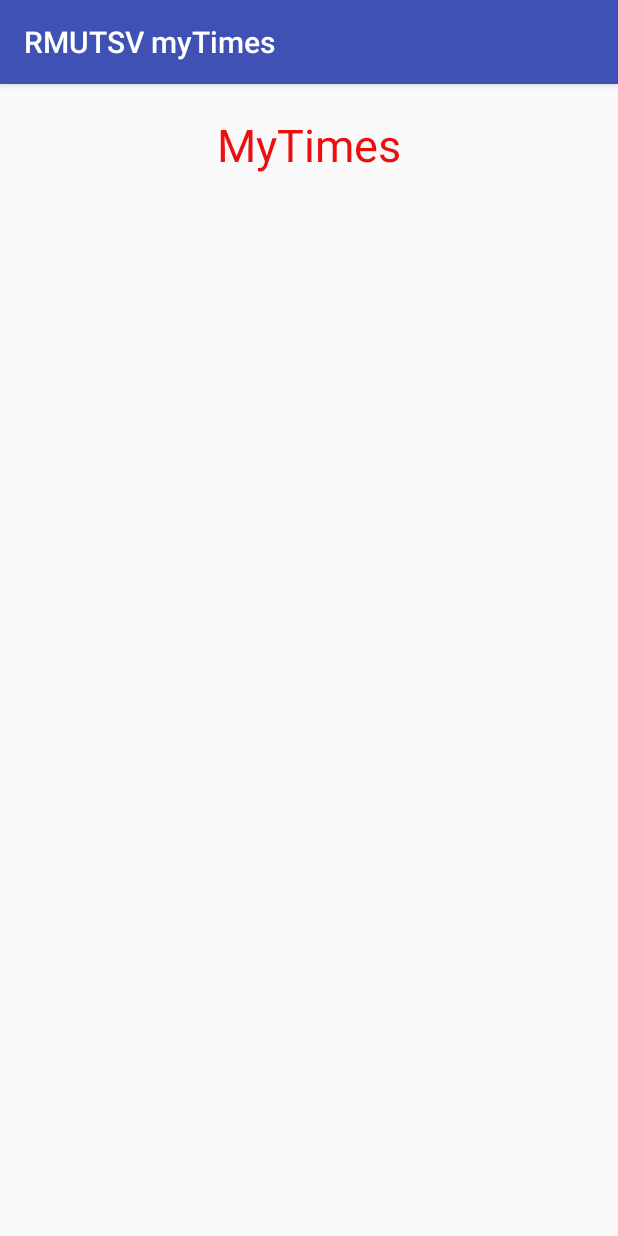
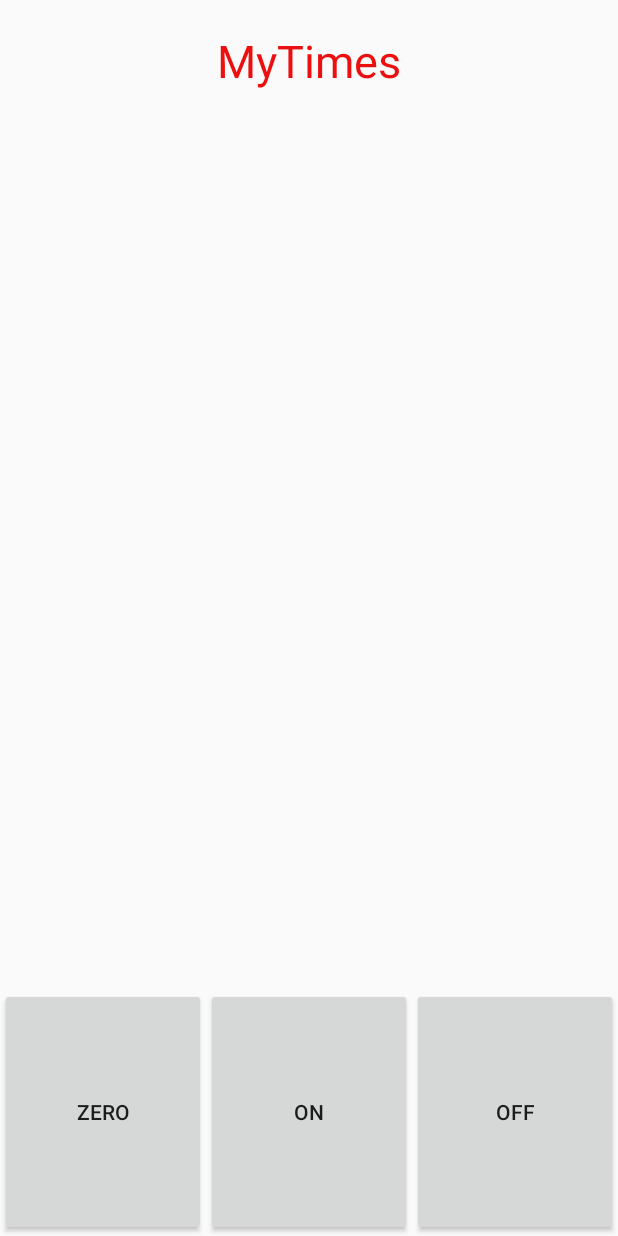
Before and after one commit to SupawadeeMakon/RMUTSVmyTimes, an Android app: the screen it shows after launch (MainActivity), on a phone screen of 412 x 824 dp. Run offline under Robolectric (Android 15) with nearby library versions, the phone set to English and light mode, and no system bars; our stand-ins replace Firebase (no records; nobody signed in at launch, a user with empty details on screens opened directly); 1 statement that could not run was skipped.

Commit message:
Design Ui Controller Success

```diff
--- a/app/src/main/java/piw/rmutsv/ac/th/rmutsvmytimes/MainActivity.java
+++ b/app/src/main/java/piw/rmutsv/ac/th/rmutsvmytimes/MainActivity.java
@@ -3,6 +3,7 @@ package piw.rmutsv.ac.th.rmutsvmytimes;
 import android.support.v7.app.AppCompatActivity;
 import android.os.Bundle;
 
+import piw.rmutsv.ac.th.rmutsvmytimes.fragment.ControllerFragment;
 import piw.rmutsv.ac.th.rmutsvmytimes.fragment.Mainfragment;
 
 public class MainActivity extends AppCompatActivity {
@@ -15,8 +16,17 @@ public class MainActivity extends AppCompatActivity {
 
 //        Add Fragment of Activity
         if (savedInstanceState==null) {
+
+
+//            for MainFragment
             getSupportFragmentManager().beginTransaction()
                     .add(R.id.contentMainFragment, new Mainfragment())
+                    .commit();
+
+//            for ControllerFragment
+
+            getSupportFragmentManager().beginTransaction()
+                    .add(R.id.contentControllerFragment, new ControllerFragment())
                     .commit();
 
         }
--- /dev/null
+++ b/app/src/main/java/piw/rmutsv/ac/th/rmutsvmytimes/fragment/ControllerFragment.java
@@ -0,0 +1,24 @@
+package piw.rmutsv.ac.th.rmutsvmytimes.fragment;
+
+import android.os.Bundle;
+import android.support.annotation.Nullable;
+import android.support.v4.app.Fragment;
+import android.view.LayoutInflater;
+import android.view.View;
+import android.view.ViewGroup;
+
+import piw.rmutsv.ac.th.rmutsvmytimes.R;
+
+/**
+ * Created by macbookpro on 1/25/2018 AD.
+ */
+
+public class ControllerFragment extends Fragment{
+    @Nullable
+    @Override
+    public View onCreateView(LayoutInflater inflater, @Nullable ViewGroup container, @Nullable Bundle savedInstanceState) {
+        View view = inflater.inflate(R.layout.fragment_controller, container, false);
+
+        return view;
+    }
+}//Main Class
--- a/app/src/main/res/layout/activity_main.xml
+++ b/app/src/main/res/layout/activity_main.xml
@@ -1,5 +1,6 @@
 <?xml version="1.0" encoding="utf-8"?>
-<android.support.constraint.ConstraintLayout xmlns:android="http://schemas.android.com/apk/res/android"
+<LinearLayout xmlns:android="http://schemas.android.com/apk/res/android"
+    android:orientation="vertical"
     xmlns:app="http://schemas.android.com/apk/res-auto"
     xmlns:tools="http://schemas.android.com/tools"
     android:layout_width="match_parent"
@@ -7,10 +8,19 @@
     tools:context="piw.rmutsv.ac.th.rmutsvmytimes.MainActivity">
 
 
-    <!--Content of Fragmnet-->
+    <!--Content of Fragmnet Main-->
     <FrameLayout
+        android:layout_weight="4"
         android:id="@+id/contentMainFragment"
         android:layout_width="match_parent"
-        android:layout_height="match_parent"></FrameLayout>
+        android:layout_height="0dp"/>
 
-</android.support.constraint.ConstraintLayout>
+    <!--Content of Fragment Controller-->
+    <FrameLayout
+        android:id="@+id/contentControllerFragment"
+        android:layout_weight="1"
+        android:layout_width="match_parent"
+        android:layout_height="0dp"/>
+
+
+</LinearLayout>
--- /dev/null
+++ b/app/src/main/res/layout/fragment_controller.xml
@@ -0,0 +1,32 @@
+<?xml version="1.0" encoding="utf-8"?>
+<LinearLayout xmlns:android="http://schemas.android.com/apk/res/android"
+    android:layout_width="match_parent"
+    android:layout_height="match_parent"
+    android:orientation="horizontal">
+
+    <!--Set Zero-->
+    <Button
+        android:id="@+id/Zero"
+        android:text="Zero"
+        android:layout_weight="1"
+        android:layout_width="0dp"
+        android:layout_height="match_parent" />
+
+    <!--On-->
+    <Button
+        android:id="@+id/ON"
+        android:text="ON"
+        android:layout_weight="1"
+        android:layout_width="0dp"
+        android:layout_height="match_parent" />
+
+    <!--OFF-->
+    <Button
+        android:id="@+id/OFF"
+        android:text="OFF"
+        android:layout_weight="1"
+        android:layout_width="0dp"
+        android:layout_height="match_parent" />
+
+
+</LinearLayout>
--- a/app/src/main/res/values/styles.xml
+++ b/app/src/main/res/values/styles.xml
@@ -1,7 +1,7 @@
 <resources>
 
     <!-- Base application theme. -->
-    <style name="AppTheme" parent="Theme.AppCompat.Light.DarkActionBar">
+    <style name="AppTheme" parent="Theme.AppCompat.Light.NoActionBar">
         <!-- Customize your theme here. -->
         <item name="colorPrimary">@color/colorPrimary</item>
         <item name="colorPrimaryDark">@color/colorPrimaryDark</item>
```
